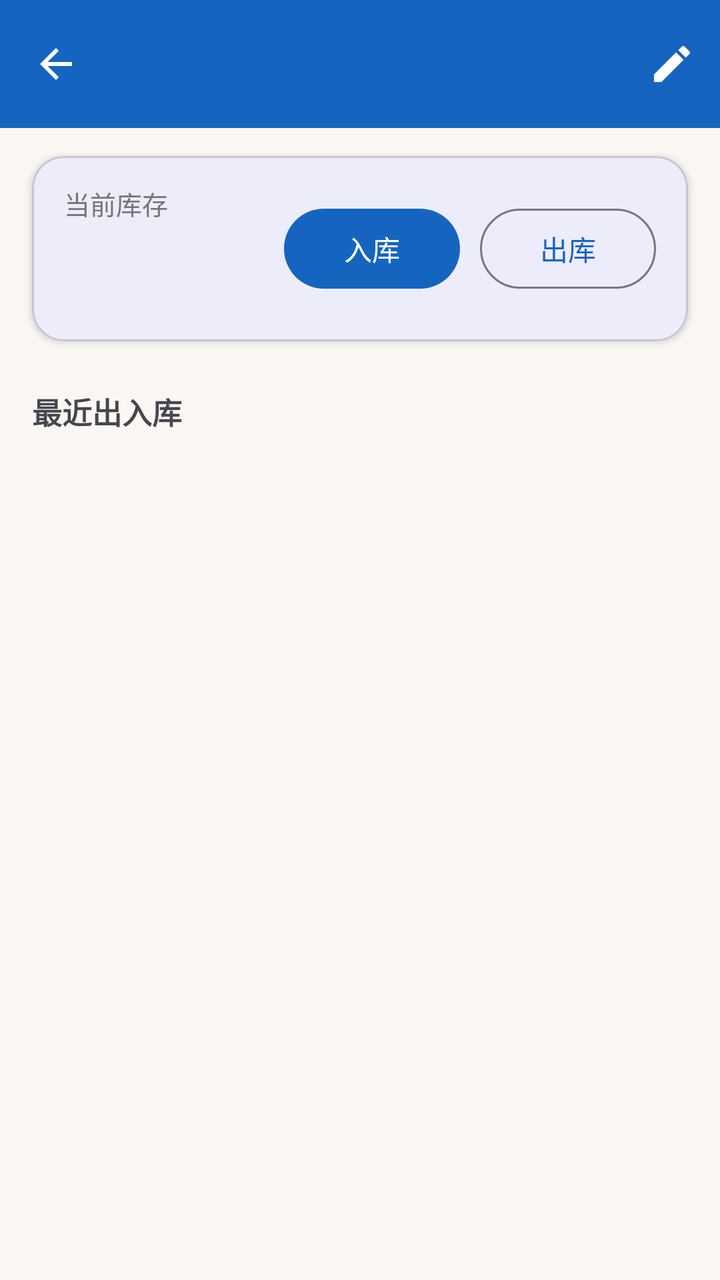
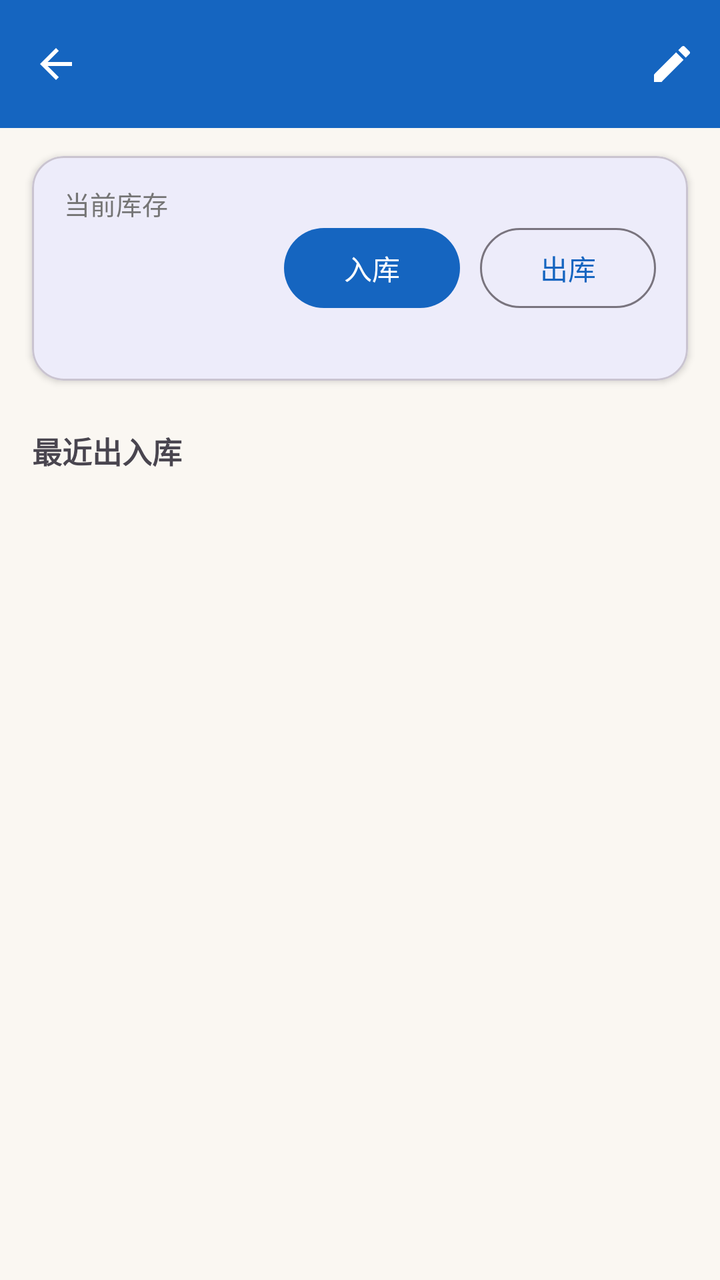

Before-and-after screenshots of an Android layout around one commit, followed by the original layout XML and the change that was made.
<!-- AndroidManifest.xml: application theme Theme.StockManagementSystem -->
<!-- res/layout/activity_item_detail.xml -->
<?xml version="1.0" encoding="utf-8"?>
<LinearLayout xmlns:android="http://schemas.android.com/apk/res/android"
    xmlns:app="http://schemas.android.com/apk/res-auto"
    android:id="@+id/main"
    android:layout_width="match_parent"
    android:layout_height="match_parent"
    android:orientation="vertical">

    <com.google.android.material.appbar.MaterialToolbar
        android:id="@+id/toolbar"
        android:layout_width="match_parent"
        android:layout_height="?attr/actionBarSize"
        android:background="@color/primary"
        android:elevation="4dp"
        android:theme="@style/ThemeOverlay.Material3.Dark.ActionBar"
        app:menu="@menu/menu_item_detail"
        app:navigationIcon="@drawable/ic_arrow_back"
        app:navigationIconTint="@color/white"
        app:titleTextColor="@color/white" />

    <androidx.core.widget.NestedScrollView
        android:layout_width="match_parent"
        android:layout_height="match_parent">

        <LinearLayout
            android:layout_width="match_parent"
            android:layout_height="wrap_content"
            android:orientation="vertical"
            android:paddingBottom="24dp">

            <ImageView
                android:id="@+id/imageHero"
                android:layout_width="match_parent"
                android:layout_height="240dp"
                android:background="@drawable/bg_thumb_placeholder"
                android:clipToOutline="true"
                android:contentDescription="@string/attr_type_image"
                android:scaleType="centerCrop"
                android:visibility="gone" />

            <HorizontalScrollView
                android:id="@+id/scrollTags"
                android:layout_width="match_parent"
                android:layout_height="wrap_content"
                android:layout_marginTop="10dp"
                android:paddingHorizontal="16dp"
                android:scrollbars="none"
                android:visibility="gone">

                <LinearLayout
                    android:id="@+id/layoutTags"
                    android:layout_width="wrap_content"
                    android:layout_height="wrap_content"
                    android:orientation="horizontal" />
            </HorizontalScrollView>

            <com.google.android.material.card.MaterialCardView
                android:layout_width="match_parent"
                android:layout_height="wrap_content"
                android:layout_marginHorizontal="16dp"
                android:layout_marginTop="14dp"
                app:cardCornerRadius="16dp"
                app:cardElevation="2dp">

                <LinearLayout
                    android:layout_width="match_parent"
                    android:layout_height="wrap_content"
                    android:gravity="center_vertical"
                    android:orientation="horizontal"
                    android:paddingHorizontal="16dp"
                    android:paddingVertical="14dp">

                    <LinearLayout
                        android:layout_width="0dp"
                        android:layout_height="wrap_content"
                        android:layout_weight="1"
                        android:orientation="vertical">

                        <TextView
                            android:layout_width="wrap_content"
                            android:layout_height="wrap_content"
                            android:text="@string/stock_qty_label"
                            android:textColor="@color/text_secondary"
                            android:textSize="13sp" />

                        <TextView
                            android:id="@+id/textQty"
                            android:layout_width="wrap_content"
                            android:layout_height="wrap_content"
                            android:textColor="@color/primary_dark"
                            android:textSize="34sp"
                            android:textStyle="bold" />
                    </LinearLayout>

                    <com.google.android.material.button.MaterialButton
                        android:id="@+id/btnStockIn"
                        android:layout_width="wrap_content"
                        android:layout_height="wrap_content"
                        android:text="@string/stock_in" />

                    <com.google.android.material.button.MaterialButton
                        android:id="@+id/btnStockOut"
                        style="@style/Widget.Material3.Button.OutlinedButton"
                        android:layout_width="wrap_content"
                        android:layout_height="wrap_content"
                        android:layout_marginStart="10dp"
                        android:text="@string/stock_out" />
                </LinearLayout>
            </com.google.android.material.card.MaterialCardView>

            <androidx.recyclerview.widget.RecyclerView
                android:id="@+id/recyclerAttrs"
                android:layout_width="match_parent"
                android:layout_height="wrap_content"
                android:layout_marginTop="8dp"
                android:nestedScrollingEnabled="false"
                android:overScrollMode="never" />

            <TextView
                android:layout_width="wrap_content"
                android:layout_height="wrap_content"
                android:layout_marginHorizontal="16dp"
                android:layout_marginTop="16dp"
                android:text="@string/record_history_title"
                android:textSize="15sp"
                android:textStyle="bold" />

            <androidx.recyclerview.widget.RecyclerView
                android:id="@+id/recyclerRecords"
                android:layout_width="match_parent"
                android:layout_height="wrap_content"
                android:layout_marginTop="4dp"
                android:nestedScrollingEnabled="false"
                android:overScrollMode="never" />

            <com.google.android.material.button.MaterialButton
                android:id="@+id/btnAllRecords"
                style="@style/Widget.Material3.Button.OutlinedButton"
                android:layout_width="match_parent"
                android:layout_height="wrap_content"
                android:layout_marginHorizontal="16dp"
                android:layout_marginTop="8dp"
                android:visibility="gone" />
        </LinearLayout>
    </androidx.core.widget.NestedScrollView>
</LinearLayout>
<!-- resources referenced by this layout -->
<resources>
  <color name="primary">#1565C0</color>
  <color name="primary_dark">#0D47A1</color>
  <color name="text_secondary">#757575</color>
  <color name="white">#FFFFFFFF</color>
  <!-- drawable bg_thumb_placeholder (drawable) -->
  <?xml version="1.0" encoding="utf-8"?>
  <shape xmlns:android="http://schemas.android.com/apk/res/android">
      <solid android:color="@color/image_placeholder" />
      <corners android:radius="6dp" />
  </shape>
  <!-- drawable ic_arrow_back (drawable) -->
  <?xml version="1.0" encoding="utf-8"?>
  <vector xmlns:android="http://schemas.android.com/apk/res/android"
      android:width="24dp"
      android:height="24dp"
      android:viewportWidth="24"
      android:viewportHeight="24"
      android:tint="@color/white">
      <path
          android:fillColor="@android:color/white"
          android:pathData="M20,11H7.83l5.59,-5.59L12,4l-8,8 8,8 1.41,-1.41L7.83,13H20v-2z" />
  </vector>
  <string name="attr_type_image">图片</string>
  <string name="record_history_title">最近出入库</string>
  <string name="stock_in">入库</string>
  <string name="stock_out">出库</string>
  <string name="stock_qty_label">当前库存</string>
  <style name="Theme.StockManagementSystem" parent="Base.Theme.StockManagementSystem" />
  <color name="image_placeholder">#EEEEEE</color>
  <style name="Base.Theme.StockManagementSystem" parent="Theme.Material3.DayNight.NoActionBar">
          <item name="colorPrimary">@color/primary</item>
          <item name="colorPrimaryVariant">@color/primary_dark</item>
          <item name="colorSecondary">@color/accent</item>
          <item name="android:windowBackground">@color/app_bg</item>
      </style>
  <color name="accent">#00897B</color>
  <color name="app_bg">#FAF7F2</color>
</resources>

<!-- the commit's change to res/layout/activity_item_detail.xml (unified diff, before → after) -->
@@ -90,6 +90,14 @@
                             android:textColor="@color/primary_dark"
                             android:textSize="34sp"
                             android:textStyle="bold" />
+
+                        <TextView
+                            android:id="@+id/textPrice"
+                            android:layout_width="wrap_content"
+                            android:layout_height="wrap_content"
+                            android:layout_marginTop="2dp"
+                            android:textColor="@color/text_secondary"
+                            android:textSize="13sp" />
                     </LinearLayout>
 
                     <com.google.android.material.button.MaterialButton
